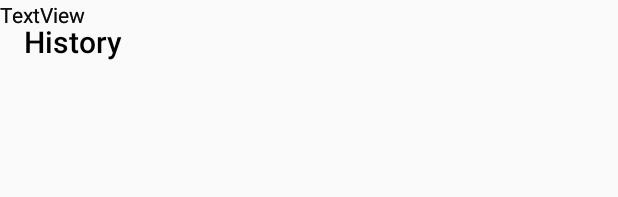
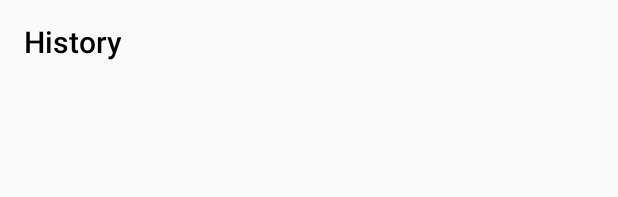
Before and after one commit to isaacbaccah/PRD, an Android app: the layout fragment_history.xml on its own in the app's theme, with its tools: preview values and no code run, on a phone screen of 412 x 824 dp. Shown: the top 197 px of the screen. Run offline under Robolectric (Android 15) with nearby library versions, the phone set to English and light mode, and no system bars.

Commit message:
passing data between fragments

```diff
--- a/app/build.gradle
+++ b/app/build.gradle
@@ -31,8 +31,10 @@ dependencies {
     implementation 'com.google.firebase:firebase-firestore:15.0.0'
     implementation 'com.android.support:support-vector-drawable:27.1.0'
     implementation 'com.android.support:support-v4:27.1.1'
-    compile 'com.theartofdev.edmodo:android-image-cropper:2.6.+'
-    compile 'com.android.support:design:27.1.0'
+    implementation 'com.theartofdev.edmodo:android-image-cropper:2.6.+'
+    implementation 'com.android.support:design:27.1.0'
+    implementation 'com.android.support:cardview-v7:27.1.0'
+    implementation 'com.android.support:recyclerview-v7:27.1.0'
 
     implementation 'com.github.bumptech.glide:glide:4.6.1'
     annotationProcessor 'com.github.bumptech.glide:compiler:4.6.1'
--- a/app/src/main/AndroidManifest.xml
+++ b/app/src/main/AndroidManifest.xml
@@ -29,7 +29,7 @@
             android:name=".LoginActivity"
             android:screenOrientation="portrait" />
         <activity android:name=".RegisterActivity" />
-        <activity android:name=".SetupActivity" />
+        <activity android:name=".SetupActivity"/>
         <activity
             android:name="com.theartofdev.edmodo.cropper.CropImageActivity"
             android:theme="@style/Base.Theme.AppCompat" />
--- a/app/src/main/res/layout/activity_main.xml
+++ b/app/src/main/res/layout/activity_main.xml
@@ -14,7 +14,6 @@
         app:layout_constraintEnd_toEndOf="parent"
         app:layout_constraintStart_toStartOf="parent"
         app:layout_constraintTop_toTopOf="parent"
-        app:title="PRD"
         app:titleTextColor="@android:color/white"
         app:theme="@style/ThemeToolbar"/>
 
--- a/app/src/main/res/layout/fragment_history.xml
+++ b/app/src/main/res/layout/fragment_history.xml
@@ -11,42 +11,11 @@
         android:layout_width="0dp"
         android:layout_height="wrap_content"
         app:layout_constraintEnd_toEndOf="parent"
+        app:layout_constraintHorizontal_bias="0.0"
         app:layout_constraintStart_toStartOf="parent"
         app:layout_constraintTop_toTopOf="parent"
         app:title="History"
-        app:titleTextColor="@android:color/black"/>
-
-    <TextView
-        android:id="@+id/r_name"
-        android:layout_width="wrap_content"
-        android:layout_height="wrap_content"
-        android:text="TextView"
-        tools:layout_editor_absoluteX="133dp"
-        tools:layout_editor_absoluteY="119dp" />
-
-    <TextView
-        android:id="@+id/r_phone"
-        android:layout_width="wrap_content"
-        android:layout_height="wrap_content"
-        android:text="TextView"
-        tools:layout_editor_absoluteX="133dp"
-        tools:layout_editor_absoluteY="151dp" />
-
-    <TextView
-        android:id="@+id/r_address"
-        android:layout_width="wrap_content"
-        android:layout_height="wrap_content"
-        android:text="TextView"
-        tools:layout_editor_absoluteX="133dp"
-        tools:layout_editor_absoluteY="182dp" />
-
-    <TextView
-        android:id="@+id/r_amount"
-        android:layout_width="wrap_content"
-        android:layout_height="wrap_content"
-        android:text="TextView"
-        tools:layout_editor_absoluteX="133dp"
-        tools:layout_editor_absoluteY="221dp" />
+        app:titleTextColor="@android:color/black" />
 
 
 </android.support.constraint.ConstraintLayout>
--- a/app/src/main/res/values/styles.xml
+++ b/app/src/main/res/values/styles.xml
@@ -12,7 +12,7 @@
     <style name="ThemeToolbar" parent="Theme.AppCompat.Light">
 
         <!-- color of the menu overflow icon -->
-        <item name="android:textColorSecondary">@color/whiteTransparentHalf</item>
+        <item name="android:textColorSecondary">@color/white</item>
     </style>
 
 
```
Also changed, not shown: app/src/main/java/com/prd/HistoryFragment.java (+1 -14 lines), app/src/main/java/com/prd/HomeFragment.java (+1 -24 lines), app/src/main/res/layout/activity_setup.xml (+11 -11 lines).
